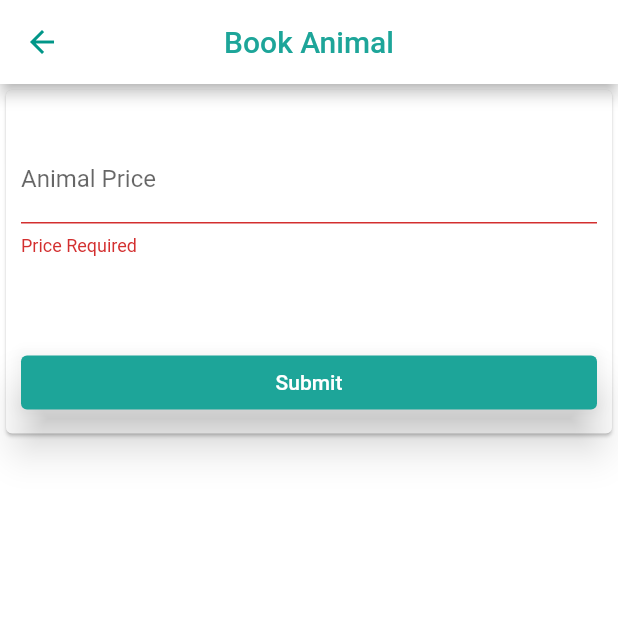
After one commit to SMAnas-00/Palmer, a Flutter app: the addAnimalScreen screen opened directly, after a tap on "Submit", on a phone screen of 412 x 824 dp, the top half of it. The commit adds this screen. Run offline on Flutter 3.47's test engine with Material 2 defaults, Android fonts, the phone set to English and light mode, and no system bars; our stand-ins replace carousel_slider, cloud_firestore, email_validator, firebase_auth, firebase_core, firebase_storage and 6 more; accounts and stored records are empty; network calls fail.

Commit message:
changes made

```diff
--- /dev/null
+++ b/lib/AdminControls/addAnimal.dart
@@ -0,0 +1,111 @@
+import 'package:cloud_firestore/cloud_firestore.dart';
+import 'package:firebase_auth/firebase_auth.dart';
+import 'package:flutter/material.dart';
+import 'package:palmer/AdminControls/AdminDash.dart';
+
+import '../main.dart';
+
+class addAnimalScreen extends StatefulWidget {
+  const addAnimalScreen({super.key});
+
+  @override
+  State<addAnimalScreen> createState() => _addAnimalScreenState();
+}
+
+class _addAnimalScreenState extends State<addAnimalScreen> {
+  FirebaseFirestore firestore = FirebaseFirestore.instance;
+  final _formKey = GlobalKey<FormState>();
+  final _animalprice = TextEditingController();
+
+  addAnimal() async {
+    _formKey.currentState!.save();
+    if (_formKey.currentState!.validate()) {
+      print("Form is vaid ");
+
+      print('Data for login ');
+
+      var did = DateTime.now().microsecondsSinceEpoch;
+
+      try {
+        final user = FirebaseAuth.instance;
+        await firestore
+            .collection('app')
+            .doc('Services')
+            .collection('Animal')
+            .doc(user.currentUser!.uid)
+            .set({
+          'animal_name': 'Goat/Sheep',
+          'animal_price': _animalprice.text,
+          'animal_id': user.currentUser!.uid
+        });
+      } on FirebaseException catch (e) {
+        displayMessage(e.toString());
+      }
+      _animalprice.clear();
+    }
+  }
+
+  @override
+  Widget build(BuildContext context) {
+    final BackArrow = IconButton(
+        color: Colors.teal,
+        onPressed: () {
+          //Navigator.pop(context);
+          Navigator.pushReplacement(
+              context, MaterialPageRoute(builder: (context) => AdminPanel()));
+        },
+        icon: Icon(Icons.arrow_back));
+    return Scaffold(
+      backgroundColor: Colors.white,
+      appBar: AppBar(
+        leading: BackArrow,
+        centerTitle: true,
+        title: Text('Book Animal',
+            style: TextStyle(color: Color.fromARGB(255, 29, 165, 153))),
+        backgroundColor: Colors.white,
+      ),
+      body: Card(
+        child: Container(
+          padding: EdgeInsets.all(10),
+          child: Form(
+            key: _formKey,
+            child: ListView(
+              shrinkWrap: true,
+              children: [
+                SizedBox(
+                  height: 20,
+                ),
+                TextFormField(
+                  controller: _animalprice,
+                  keyboardType: TextInputType.number,
+                  decoration: InputDecoration(
+                    labelText: 'Animal Price',
+                  ),
+                  validator: (value) {
+                    if (value == null || value.isEmpty) {
+                      return 'Price Required';
+                    }
+                    return null;
+                  },
+                ),
+                SizedBox(
+                  height: 30,
+                ),
+                SizedBox(
+                  height: 30,
+                ),
+                ElevatedButton(
+                  style: ElevatedButton.styleFrom(
+                      elevation: 12.0,
+                      backgroundColor: Color.fromARGB(255, 29, 165, 153)),
+                  onPressed: addAnimal,
+                  child: Text('Submit'),
+                ),
+              ],
+            ),
+          ),
+        ),
+      ),
+    );
+  }
+}
--- a/lib/login_Screen.dart
+++ b/lib/login_Screen.dart
@@ -56,7 +56,7 @@ class _LoginState extends State<Login> {
       if (user!.emailVerified) {
         if (dbuser.data()?['Role'] == 'admin') {
           Navigator.pushNamed(context, '/admindash');
-        } else if (dbuser.data()?['Role'] == 'user') {
+        } else {
           Navigator.pushNamed(context, '/userdash');
         }
       } else {
```
Also changed, not shown: lib/AdminControls/AdminDash.dart (+21 -0 lines), lib/Cart/CartScreen.dart (+30 -4 lines).
